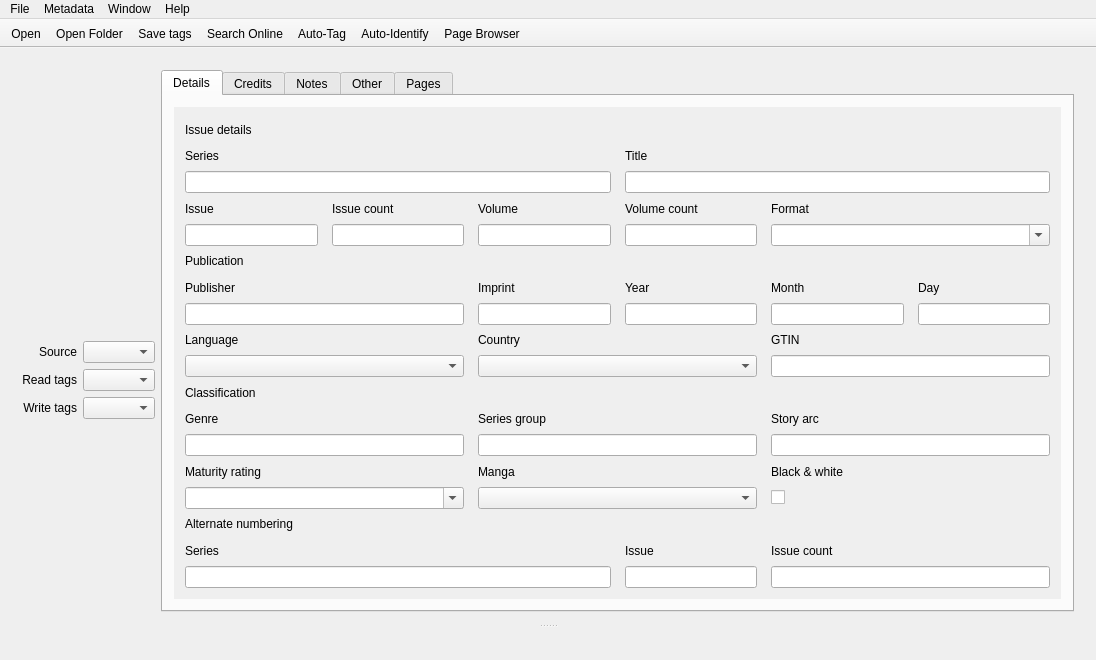
Old version of the form comictaggerlib/ui/taggerwindow.ui in the repository llithium/comictagger.
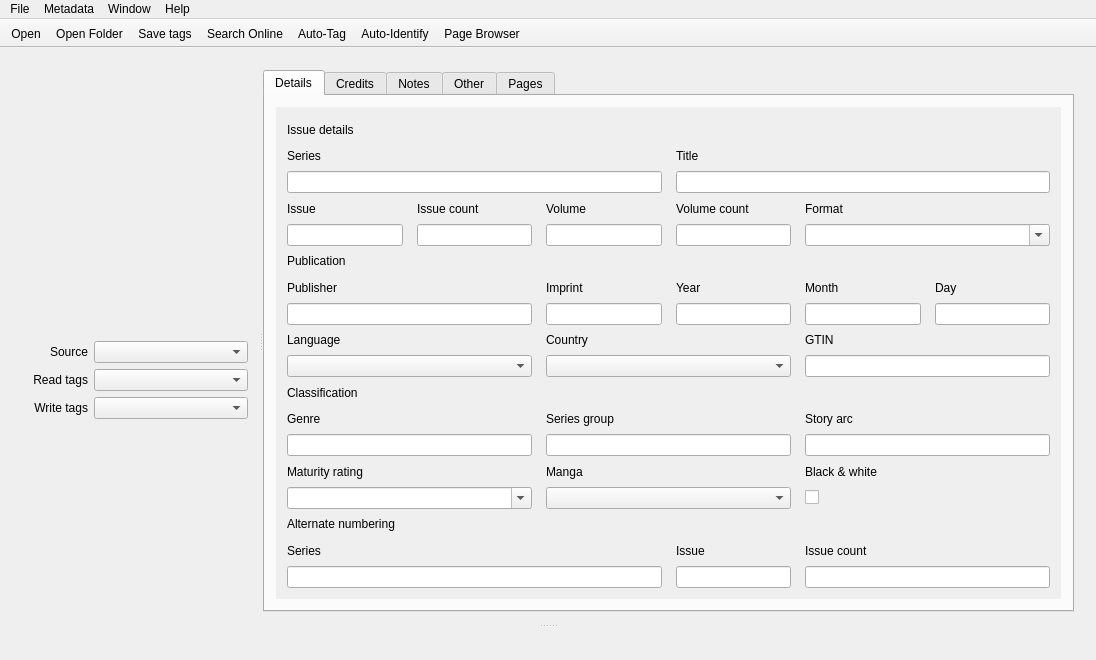
New version of the form. Icons and pictures are not drawn. Custom widgets are drawn as their Qt base class.

Commit message: Add a resizable cover sidebar that stops at the fitted page width

What changed in the file:
```diff
--- a/comictaggerlib/ui/taggerwindow.ui
+++ b/comictaggerlib/ui/taggerwindow.ui
@@ -48,11 +48,16 @@
       <widget class="QWidget" name="layoutWidget">
        <layout class="QHBoxLayout" name="horizontalLayout_2">
         <item>
+         <widget class="QSplitter" name="editorSplitter">
+           <property name="orientation">
+            <enum>Qt::Horizontal</enum>
+           </property>
+           <widget class="QWidget" name="coverSidebar">
          <layout class="QVBoxLayout" name="verticalLayout">
           <item>
            <widget class="QWidget" name="coverImageContainer" native="true">
             <property name="sizePolicy">
-             <sizepolicy hsizetype="Fixed" vsizetype="Expanding">
+                <sizepolicy hsizetype="Expanding" vsizetype="Expanding">
               <horstretch>0</horstretch>
               <verstretch>0</verstretch>
              </sizepolicy>
@@ -62,7 +67,7 @@
           <item>
            <widget class="QFrame" name="frameInfoBox">
             <property name="sizePolicy">
-             <sizepolicy hsizetype="Fixed" vsizetype="Minimum">
+                <sizepolicy hsizetype="Expanding" vsizetype="Minimum">
               <horstretch>0</horstretch>
               <verstretch>0</verstretch>
              </sizepolicy>
@@ -260,13 +265,7 @@
            </spacer>
           </item>
          </layout>
-        </item>
-        <item>
-         <layout class="QHBoxLayout" name="horizontalLayout">
-          <property name="sizeConstraint">
-           <enum>QLayout::SetDefaultConstraint</enum>
-          </property>
-          <item>
+           </widget>
            <widget class="QTabWidget" name="tabWidget">
             <property name="enabled">
              <bool>true</bool>
@@ -1339,8 +1338,7 @@
              </attribute>
             </widget>
            </widget>
-          </item>
-         </layout>
+         </widget>
         </item>
        </layout>
       </widget>
```
Lines whose indentation alone changed are shown as unchanged. The commit also changes 6 other files.
